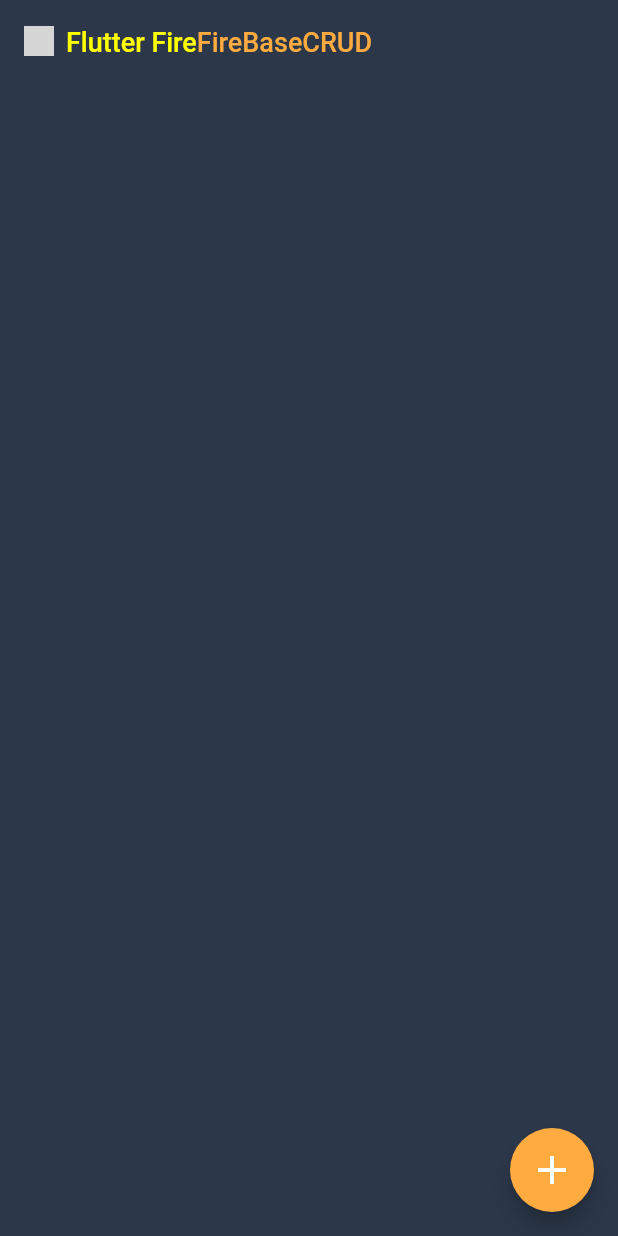
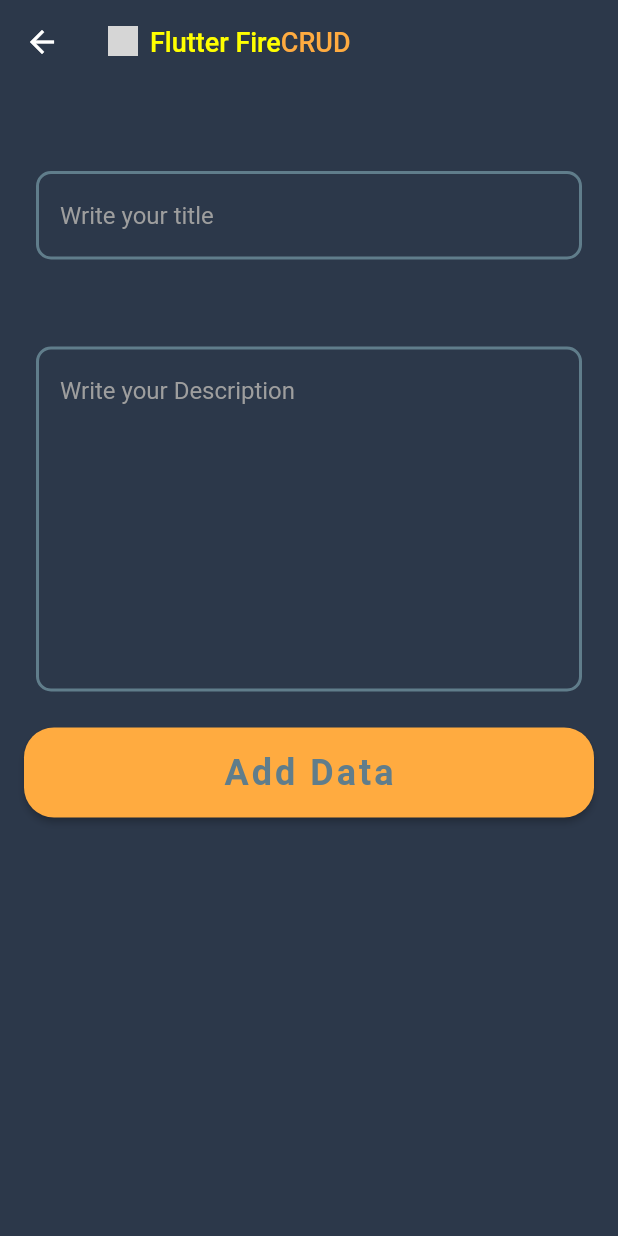
Before and after one commit to m-ahsanfarooq/firebase_crud, a Flutter app: the HomeScreen screen opened directly, after a tap on the "add" icon, on a phone screen of 412 x 824 dp. Run offline on Flutter 3.47's test engine with Material 2 defaults, Android fonts, the phone set to English and light mode, and no system bars; our stand-ins replace cloud_firestore, firebase_core; accounts and stored records are empty; network calls fail; grey boxes are pictures that could not be loaded.

Commit message:
data added successfully to firebase database

```diff
--- /dev/null
+++ b/lib/ui/add_item_form.dart
@@ -0,0 +1,141 @@
+import 'package:firbase_crud_example/custom_form_field.dart';
+import 'package:firbase_crud_example/validator/database.dart';
+import 'package:firbase_crud_example/validator/validator.dart';
+import 'package:flutter/material.dart';
+
+class AddItemForm extends StatefulWidget {
+  final FocusNode titleFocusNode;
+  final FocusNode descriptionFocusNode;
+
+  const AddItemForm(
+      {required this.titleFocusNode,
+      required this.descriptionFocusNode,
+      Key? key})
+      : super(key: key);
+
+  @override
+  State<AddItemForm> createState() => _AddItemFormState();
+}
+
+class _AddItemFormState extends State<AddItemForm> {
+  final addItemFormKey = GlobalKey<FormState>();
+  bool isProcessing = false;
+
+  final TextEditingController titleController = TextEditingController();
+  final TextEditingController descriptionController = TextEditingController();
+
+  String getTitle = '';
+  String getDescription = '';
+
+  @override
+  Widget build(BuildContext context) {
+    return Form(
+      key: addItemFormKey,
+      child: Column(
+        children: [
+          Padding(
+            padding: const EdgeInsets.only(left: 8, right: 8, bottom: 24),
+            child: Column(
+              crossAxisAlignment: CrossAxisAlignment.start,
+              children: [
+                const SizedBox(height: 24),
+                const Text(
+                  'Title',
+                  style: TextStyle(
+                      color: Color(0xFF2C384A),
+                      fontSize: 22,
+                      letterSpacing: 1,
+                      fontWeight: FontWeight.bold),
+                ),
+                const SizedBox(height: 8),
+                CustomFormField(
+                  isLableEnabled: false,
+                  controller: titleController,
+                  focusNode: widget.titleFocusNode,
+                  keyboardType: TextInputType.text,
+                  inputAction: TextInputAction.next,
+                  validator: (value) {
+                    Validator.validatorField(value!);
+                    getTitle = value;
+                  },
+                  lable: 'Title',
+                  hintText: 'Write your title',
+                ),
+                const SizedBox(height: 24),
+                const Text(
+                  'Description',
+                  style: TextStyle(
+                      color: Color(0xFF2C384A),
+                      fontSize: 22,
+                      letterSpacing: 1,
+                      fontWeight: FontWeight.bold),
+                ),
+                const SizedBox(height: 8),
+                CustomFormField(
+                  maxLine: 10,
+                  isLableEnabled: false,
+                  controller: descriptionController,
+                  focusNode: widget.descriptionFocusNode,
+                  keyboardType: TextInputType.text,
+                  inputAction: TextInputAction.next,
+                  validator: (value) {
+                    Validator.validatorField(value!);
+                    getDescription = value;
+                  },
+                  lable: 'Description',
+                  hintText: 'Write your Description',
+                ),
+              ],
+            ),
+          ),
+          isProcessing
+              ? const Padding(
+                  padding: EdgeInsets.all(16.0),
+                  child: CircularProgressIndicator(
+                    valueColor:
+                        AlwaysStoppedAnimation<Color>(Colors.orangeAccent),
+                  ),
+                )
+              : SizedBox(
+                  width: double.infinity,
+                  child: ElevatedButton(
+                    onPressed: () async {
+                      widget.titleFocusNode.unfocus();
+                      widget.descriptionFocusNode.unfocus();
+
+                      if(addItemFormKey.currentState!.validate()){
+                        setState(() {
+                          isProcessing = true;
+                        });
+                        await DataBase.addItem(title: getTitle, description: getDescription);
+
+                        setState(() {
+                          isProcessing =false;
+                        });
+                        Navigator.pop(context);
+                      }
+
+                    },
+                    style: ButtonStyle(
+                        backgroundColor:
+                            MaterialStateProperty.all(Colors.orangeAccent),
+                        shape: MaterialStateProperty.all(RoundedRectangleBorder(
+                            borderRadius: BorderRadius.circular(20)))),
+                    child: const Padding(
+                      padding: EdgeInsets.only(top: 16, bottom: 16),
+                      child: Text(
+                        'Add Data',
+                        style: TextStyle(
+                            fontWeight: FontWeight.bold,
+                            fontSize: 24,
+                            letterSpacing: 2,
+                            color: Colors.blueGrey),
+                      ),
+                    ),
+                  ),
+                )
+        ],
+      ),
+    );
+  }
+}
--- /dev/null
+++ b/lib/ui/add_screen.dart
@@ -0,0 +1,35 @@
+import 'package:firbase_crud_example/ui/add_item_form.dart';
+import 'package:firbase_crud_example/ui/appbar.dart';
+import 'package:flutter/material.dart';
+
+class AddScreen extends StatelessWidget {
+  final FocusNode _titleFocusNode = FocusNode();
+  final FocusNode _descriptionFocusNode = FocusNode();
+  AddScreen({Key? key}) : super(key: key);
+
+  @override
+  Widget build(BuildContext context) {
+    return GestureDetector(
+      onTap: (){
+        _titleFocusNode.unfocus();
+        _descriptionFocusNode.unfocus();
+      },
+      child: Scaffold(
+        backgroundColor: const Color(0xFF2C384A),
+        appBar: AppBar(
+          elevation: 0,backgroundColor: const Color(0xFF2C384A),
+          title: const CustomAppBar(sectionName: 'CRUD',),
+        ),
+        body: SafeArea(
+          child: Padding(
+            padding: const EdgeInsets.only(left: 16,right: 16,bottom: 20),
+            child: AddItemForm(
+                titleFocusNode: _titleFocusNode,
+              descriptionFocusNode: _descriptionFocusNode
+            ),
+          ),
+        ),
+      ),
+    );
+  }
+}
--- a/lib/ui/home.dart
+++ b/lib/ui/home.dart
@@ -1,3 +1,4 @@
+import 'package:firbase_crud_example/ui/add_screen.dart';
 import 'package:firbase_crud_example/ui/appbar.dart';
 import 'package:flutter/material.dart';
 
@@ -20,14 +21,17 @@ class _HomeScreenState extends State<HomeScreen> {
           sectionName: 'FireBaseCRUD',
         ),
       ),
-      body: SafeArea(
+      body: const SafeArea(
         child: Padding(
-          padding: EdgeInsets.only(left: 16,right: 16,bottom: 20),
+          padding: EdgeInsets.only(left: 16, right: 16, bottom: 20),
           // child: ,
         ),
       ),
       floatingActionButton: FloatingActionButton(
-        onPressed: () {},
+        onPressed: () {
+          Navigator.of(context)
+              .push(MaterialPageRoute(builder: (context) => AddScreen()));
+        },
         backgroundColor: Colors.orangeAccent,
         child: const Icon(
           Icons.add,
--- a/lib/ui/login_form.dart
+++ b/lib/ui/login_form.dart
@@ -18,7 +18,7 @@ class LoginForm extends StatefulWidget {
 class _LoginFormState extends State<LoginForm> {
   final TextEditingController textEditingController = TextEditingController();
   final loginFormKey = GlobalKey<FormState>();
-
+String getId = '';
   @override
   Widget build(BuildContext context) {
     return Form(
@@ -37,7 +37,10 @@ class _LoginFormState extends State<LoginForm> {
                     hintText: 'Enter User Id',
                     inputAction: TextInputAction.done,
                     lable: 'User ID',
-                    validator: (value) => Validator.validateUserId(value!),
+                    validator: (value) {
+                      Validator.validatorField(value!);
+                      getId = value;
+                    },
                   )
                 ],
               ),
@@ -58,7 +61,7 @@ class _LoginFormState extends State<LoginForm> {
                   onPressed: () {
                     widget.focusNode.unfocus();
                     if (loginFormKey.currentState!.validate()) {
-                      DataBase.userId = textEditingController.text;
+                      DataBase.userId = getId;
                       Navigator.of(context).pushReplacement(MaterialPageRoute(
                         builder: (context) => const HomeScreen(),
                       ));
```
